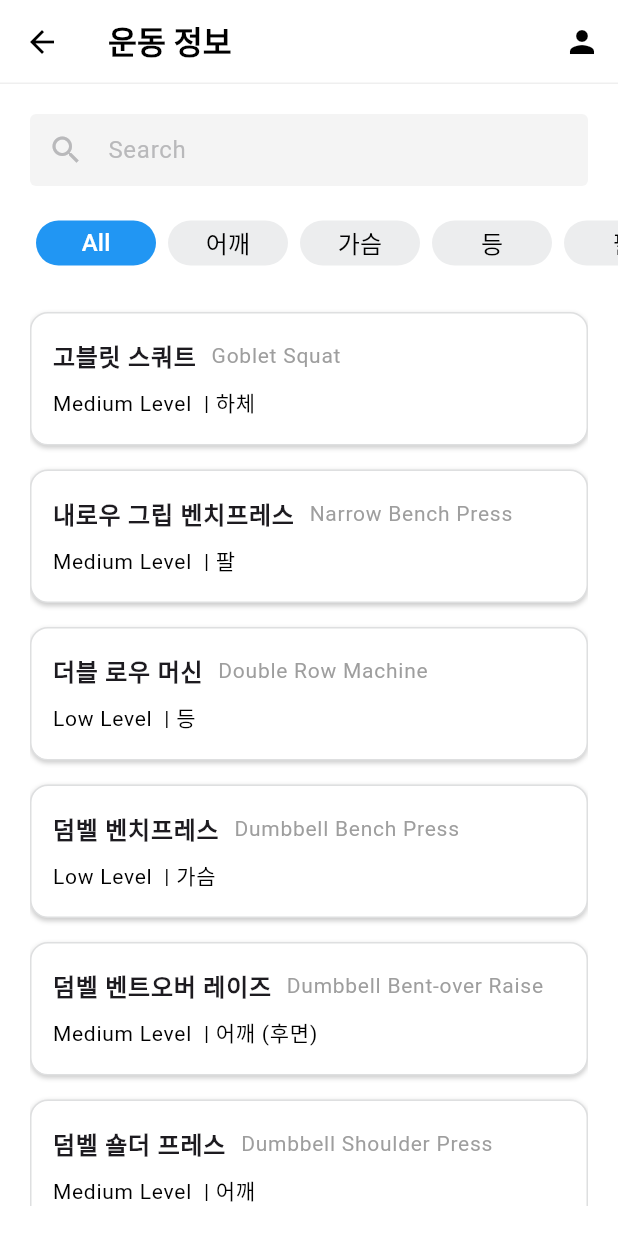
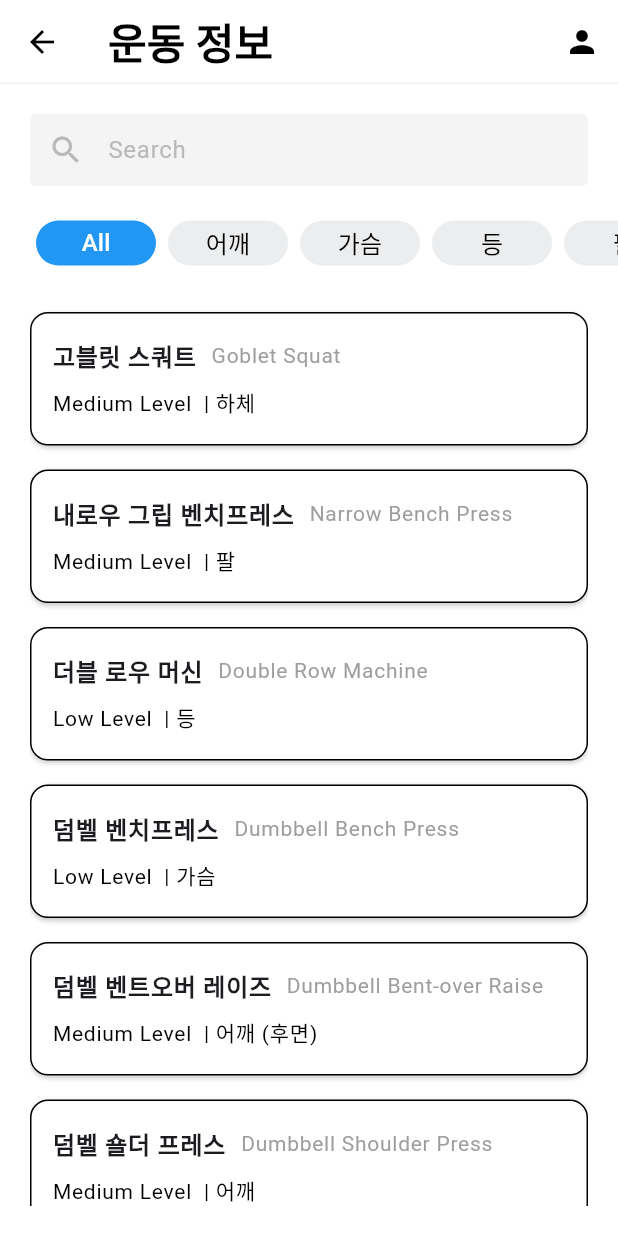
Before and after one commit to CBNU-younghun/OSS-TeamProject-app, a Flutter app: the ExerciseInfoPage screen opened directly, on a phone screen of 412 x 824 dp. Run offline on Flutter 3.47's test engine with Material 3 defaults, Android fonts, the phone set to English and light mode, and no system bars; our stand-ins replace fl_chart, flutter_neumorphic_plus, font_awesome_flutter, shared_preferences, video_player; accounts and stored records are empty.

Commit message:
운동정보 페이지 제목 FontSize 수정

```diff
--- a/lib/exercise/exercise_info_page.dart
+++ b/lib/exercise/exercise_info_page.dart
@@ -67,7 +67,7 @@ class _ExerciseInfoPageState extends State<ExerciseInfoPage> {
             '운동 정보', // 선택된 부위가 없으면 '운동 정보' 제목을, 있으면 해당 부위 이름을 표시함
             style: TextStyle(
               fontFamily: 'Roboto', // 폰트 적용
-              fontSize: 21.0, // 폰트 크기 설정
+              fontSize: 28.0, // 폰트 크기 설정
               fontWeight: FontWeight.w900, // 폰트 두께 설정
               color: Colors.black, // 폰트 색상 설정
             ),
@@ -115,21 +115,21 @@ class _ExerciseInfoPageState extends State<ExerciseInfoPage> {
                   hintText: "Search",
                   hintStyle: TextStyle(
                     color: Color(0xFFB9B9BB),
-                    //fontSize: 16.0,
                   ),
                   prefixIcon: Icon(
                     Icons.search,
                     color: Color(0xFFB9B9BB),
                   ),
-                    border: OutlineInputBorder(
-                      borderSide: BorderSide.none,
-                    ),
+                  border: OutlineInputBorder(
+                    borderSide: BorderSide.none,
+                  ),
+
                   filled: true,
                   fillColor:  Color(0xFFF4F4F4),
                   contentPadding: EdgeInsets.symmetric(
                     vertical: 8.0,
                     horizontal: 16.0,
-                  )
+                  ),
                 ),
                 onChanged: (value) {
                   setState(() {
@@ -215,7 +215,7 @@ class _ExerciseInfoPageState extends State<ExerciseInfoPage> {
                           ),
                         ],
                         border: Border.all(
-                          color: const Color(0xFFDEDFE0),
+                          color: Colors.black,
                           width: 1.0,
                         ),
                       ),
@@ -310,7 +310,7 @@ class _ExerciseDetailPage extends StatelessWidget {
           '실천 방법',
           style: TextStyle(
             fontFamily: 'Roboto', // 폰트 적용함
-            fontSize: 21.0,
+            fontSize: 28.0,
             fontWeight: FontWeight.w900, // 폰트 두께 설정함
             color: Colors.black, // 폰트 색상 설정함
           ),
```
